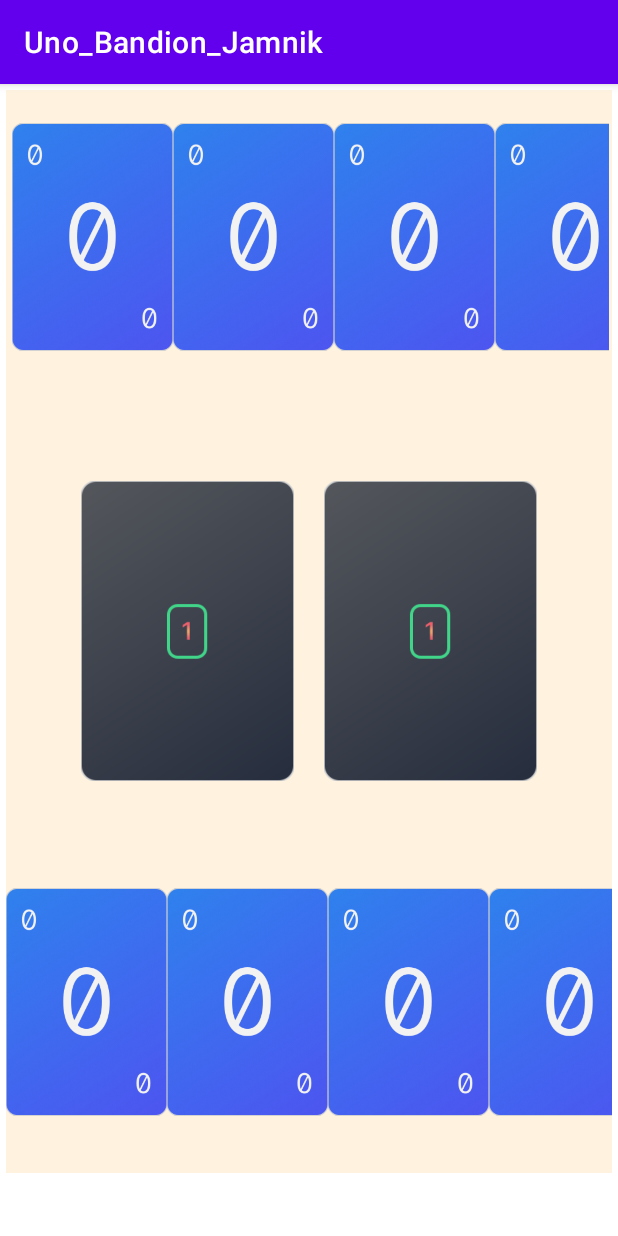
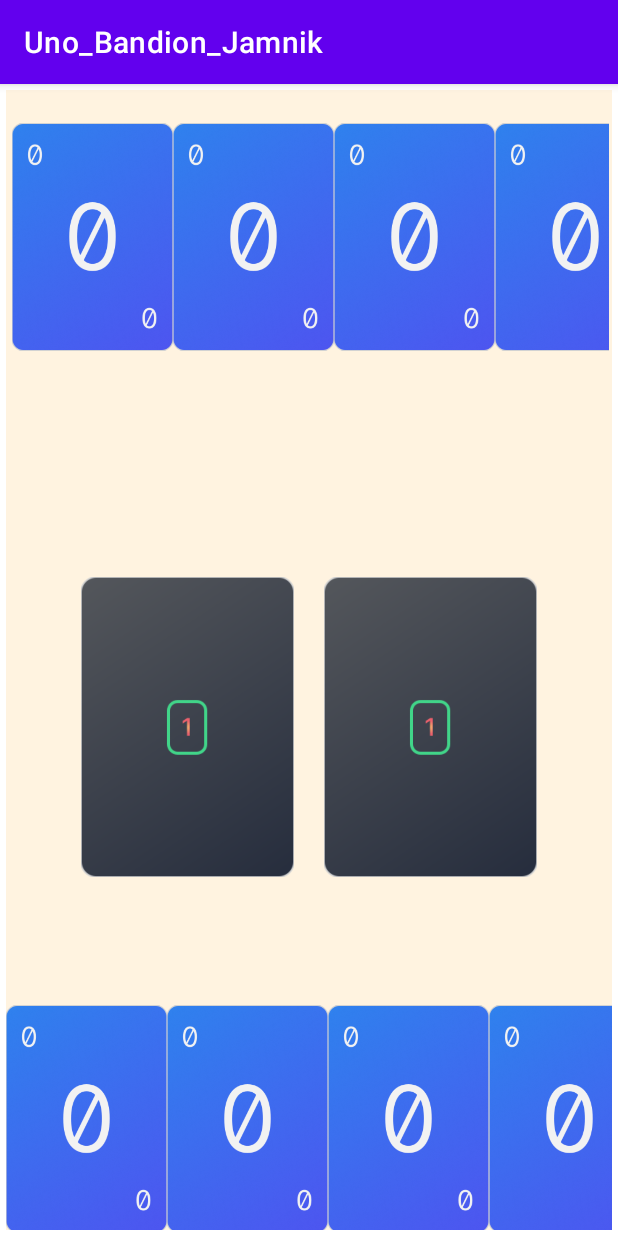
Before and after one commit to TobiasJamnikAT/Uno_Bandion_Jamnik, an Android app: the screen it shows after launch (MainActivity), on a phone screen of 412 x 824 dp. Run offline under Robolectric (Android 15) with nearby library versions, the light colour scheme and no system bars.

Commit message:
"Responsive" UI

```diff
--- a/app/src/main/res/layout/activity_main.xml
+++ b/app/src/main/res/layout/activity_main.xml
@@ -6,6 +6,7 @@
     android:layout_height="match_parent"
     android:layout_margin="2dp"
     android:padding="2dp"
+    android:screenOrientation="portrait"
     tools:context=".beans.MainActivity">
 
     <LinearLayout
@@ -17,7 +18,7 @@
         <LinearLayout
             android:id="@+id/layoutHand1"
             android:layout_width="match_parent"
-            android:layout_height="210dp"
+            android:layout_height="260sp"
             android:background="#FFF3E0"
             android:orientation="horizontal">
 
@@ -32,7 +33,7 @@
         <LinearLayout
             android:id="@+id/mainBoard"
             android:layout_width="match_parent"
-            android:layout_height="302dp"
+            android:layout_height="330sp"
             android:background="#FFF3E0"
             android:orientation="horizontal"
             android:padding="50dp">
@@ -61,14 +62,14 @@
         <LinearLayout
             android:id="@+id/layoutHand2"
             android:layout_width="match_parent"
-            android:layout_height="210dp"
+            android:layout_height="260sp"
             android:background="#FFF3E0"
             android:orientation="horizontal">
 
             <androidx.recyclerview.widget.RecyclerView
                 android:id="@+id/rvHand2"
                 android:layout_width="match_parent"
-                android:layout_height="200dp" />
+                android:layout_height="match_parent" />
         </LinearLayout>
     </LinearLayout>
 </RelativeLayout>
```
